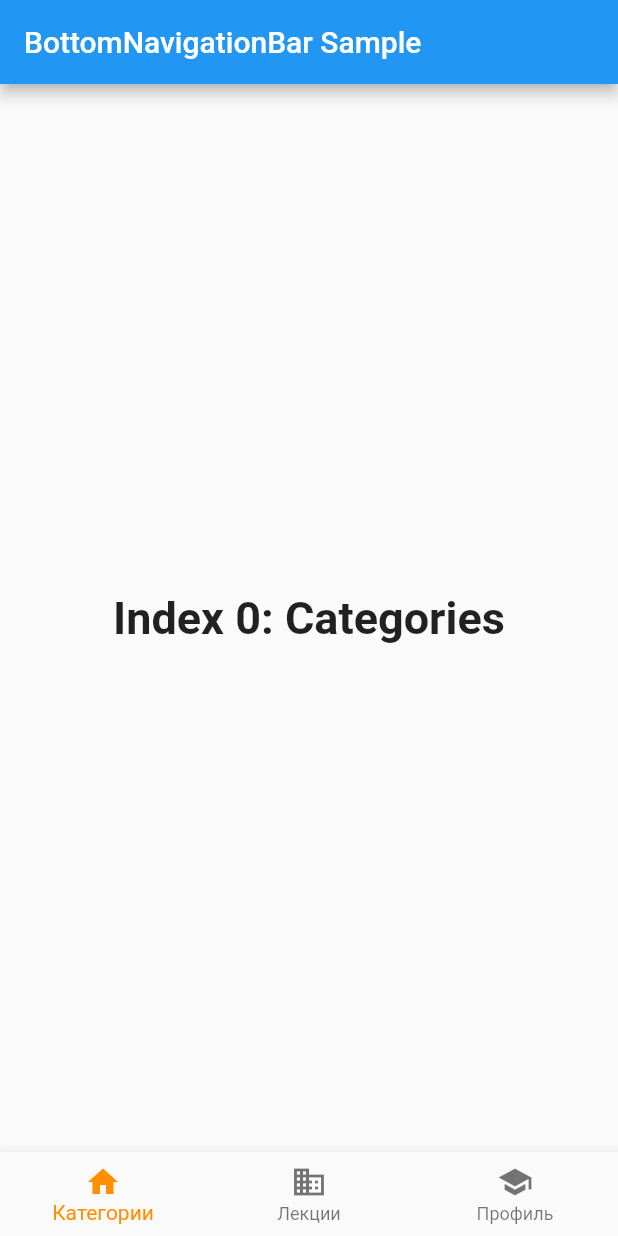
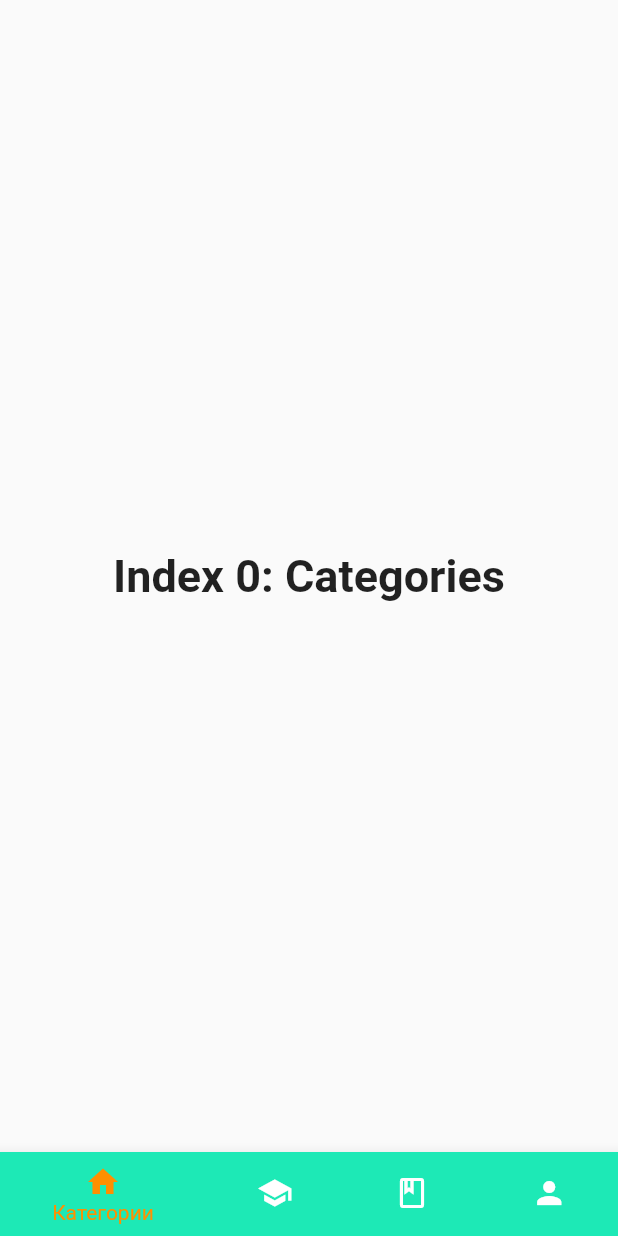
Before and after one commit to sv-makh/team15, a Flutter app: the screen it shows after launch, on a phone screen of 412 x 824 dp. Run offline on Flutter 3.47's test engine with Material 2 defaults, Android fonts, the phone set to English and light mode, and no system bars.

Commit message:
curators screen

```diff
--- /dev/null
+++ b/lib/Screens/curators.dart
@@ -0,0 +1,27 @@
+import 'package:flutter/material.dart';
+import 'package:team15/Data/data.dart';
+
+class Curators {
+
+  Widget curators() {
+    return Container(
+      child: ListView.builder(
+          itemCount: CuratorList.length,
+          itemBuilder: ((BuildContext context, int index) {
+            return Card(
+              color: Color.fromRGBO(126, 239, 220, 1),
+              child: ListTile(
+                leading: Image.asset(CuratorList[index].avatar),
+                title: Text(CuratorList[index].name),
+                subtitle: Text(CuratorList[index].bio),
+                onTap: () {
+
+                },
+              ),
+            );
+          })
+      ),
+    );
+  }
+
+}
--- a/lib/main.dart
+++ b/lib/main.dart
@@ -3,6 +3,7 @@ import 'package:flutter/material.dart';
 import 'package:team15/Screens/categories.dart';
 import 'package:team15/Screens/lectures.dart';
 import 'package:team15/Screens/profile.dart';
+import 'package:team15/Screens/curators.dart';
 
 void main() => runApp(const MyApp());
 
@@ -15,6 +16,7 @@ class MyApp extends StatelessWidget {
   Widget build(BuildContext context) {
     return const MaterialApp(
       title: _title,
+      debugShowCheckedModeBanner: false,
       home: MyStatefulWidget(),
     );
   }
@@ -33,6 +35,7 @@ class _MyStatefulWidgetState extends State<MyStatefulWidget> {
   TextStyle(fontSize: 30, fontWeight: FontWeight.bold);
   static List<Widget> _widgetOptions = <Widget>[
     Categories().categories(),
+    Curators().curators(),
     Lectures().lectures(),
     Profile().profile(),
   ];
@@ -46,9 +49,9 @@ class _MyStatefulWidgetState extends State<MyStatefulWidget> {
   @override
   Widget build(BuildContext context) {
     return Scaffold(
-      appBar: AppBar(
+      /*appBar: AppBar(
         title: const Text('BottomNavigationBar Sample'),
-      ),
+      ),*/
       body: Center(
         child: _widgetOptions.elementAt(_selectedIndex),
       ),
@@ -57,14 +60,22 @@ class _MyStatefulWidgetState extends State<MyStatefulWidget> {
           BottomNavigationBarItem(
             icon: Icon(Icons.home),
             label: 'Категории',
-          ),
-          BottomNavigationBarItem(
-            icon: Icon(Icons.business),
-            label: 'Лекции',
+            backgroundColor: Color.fromRGBO(29, 233, 182, 1),
           ),
           BottomNavigationBarItem(
             icon: Icon(Icons.school),
+            label: 'Кураторы',
+            backgroundColor: Color.fromRGBO(29, 233, 182, 1),
+          ),
+          BottomNavigationBarItem(
+            icon: Icon(Icons.book_outlined),
+            label: 'Лекции',
+            backgroundColor: Color.fromRGBO(29, 233, 182, 1),
+          ),
+          BottomNavigationBarItem(
+            icon: Icon(Icons.person),
             label: 'Профиль',
+            backgroundColor: Color.fromRGBO(29, 233, 182, 1),
           ),
         ],
         currentIndex: _selectedIndex,
--- a/pubspec.yaml
+++ b/pubspec.yaml
@@ -61,6 +61,11 @@ flutter:
   # assets:
   #   - images/a_dot_burr.jpeg
   #   - images/a_dot_ham.jpeg
+  assets:
+    - assets/images/cur1.png
+    - assets/images/cur2.png
+    - assets/images/cur3.png
+    - assets/images/cur4.png
 
   # An image asset can refer to one or more resolution-specific "variants", see
   # https://flutter.dev/assets-and-images/#resolution-aware.
```
Also changed, not shown: lib/Data/data.dart (added, +93 -0 lines), assets/images/cur1.png (added), assets/images/cur2.png (added), assets/images/cur3.png (added), assets/images/cur4.png (added).
